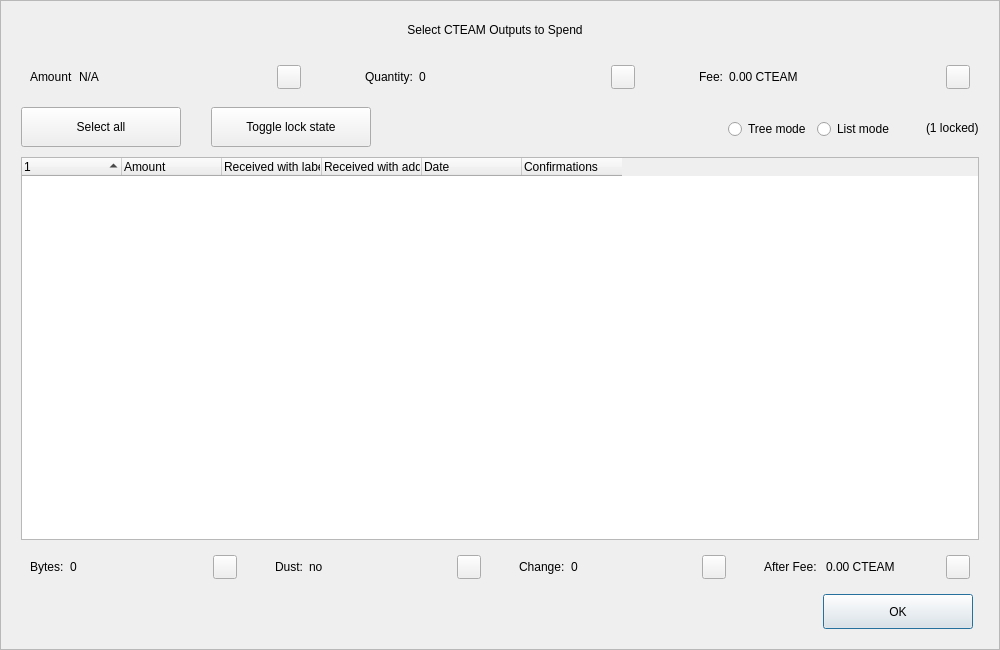
OrganicLifeCoin/OrganLife-Core, file src/qt/forms/coincontroldialog.ui: the form before one commit.
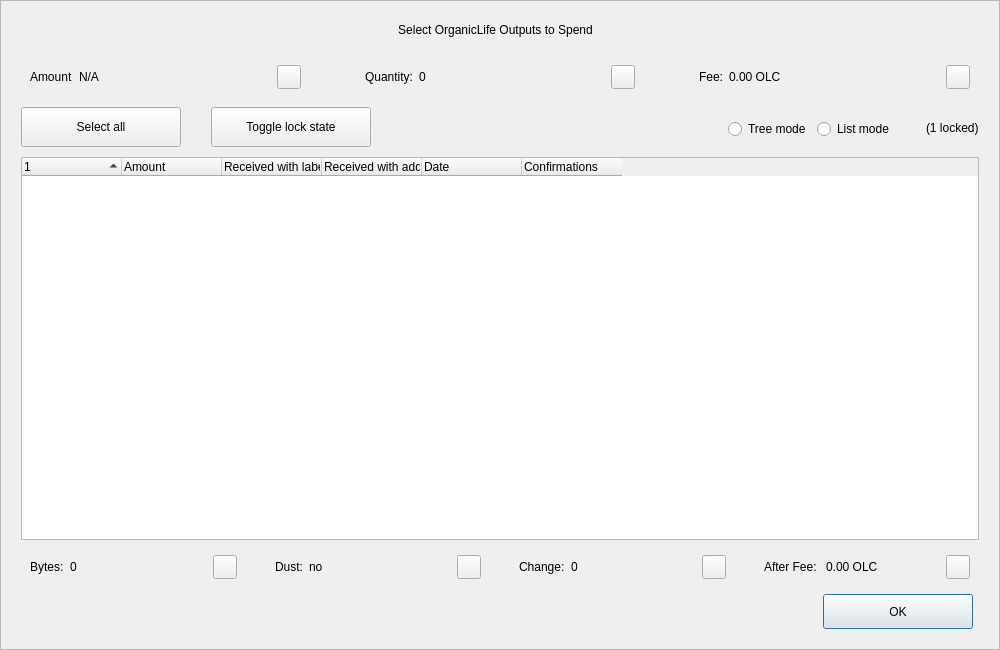
The form after the commit. Custom widgets are drawn as their Qt base class.

Commit message: Phase 2: rebrand CTEAM/pivx -> OrganicLife Coin (OLC); rename binaries and sources

```diff
--- a/src/qt/forms/coincontroldialog.ui
+++ b/src/qt/forms/coincontroldialog.ui
@@ -98,7 +98,7 @@
            </size>
           </property>
           <property name="text">
-           <string>Select CTEAM Outputs to Spend</string>
+           <string>Select OrganicLife Outputs to Spend</string>
           </property>
           <property name="alignment">
            <set>Qt::AlignCenter</set>
@@ -268,7 +268,7 @@
            <item>
             <widget class="QLabel" name="labelCoinControlFee">
              <property name="text">
-              <string>0.00 CTEAM</string>
+              <string>0.00 OLC</string>
              </property>
             </widget>
            </item>
@@ -729,7 +729,7 @@
            <item>
             <widget class="QLabel" name="labelCoinControlAfterFee">
              <property name="text">
-              <string>0.00 CTEAM</string>
+              <string>0.00 OLC</string>
              </property>
             </widget>
            </item>
```
The commit also changes 505 other files.
